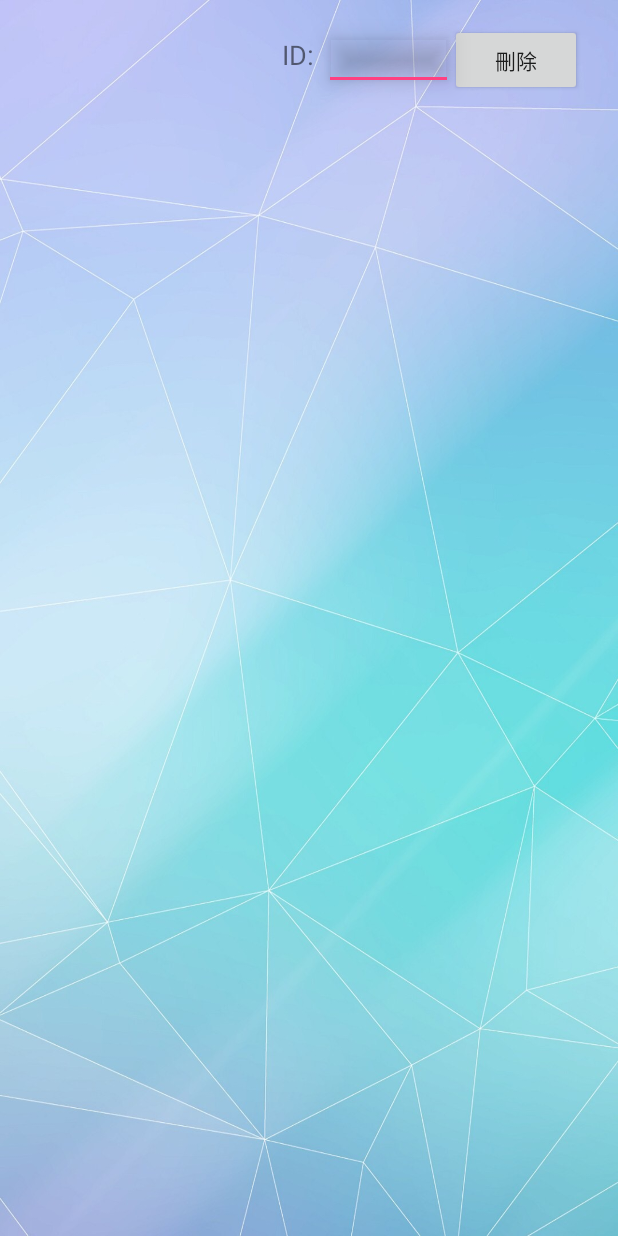
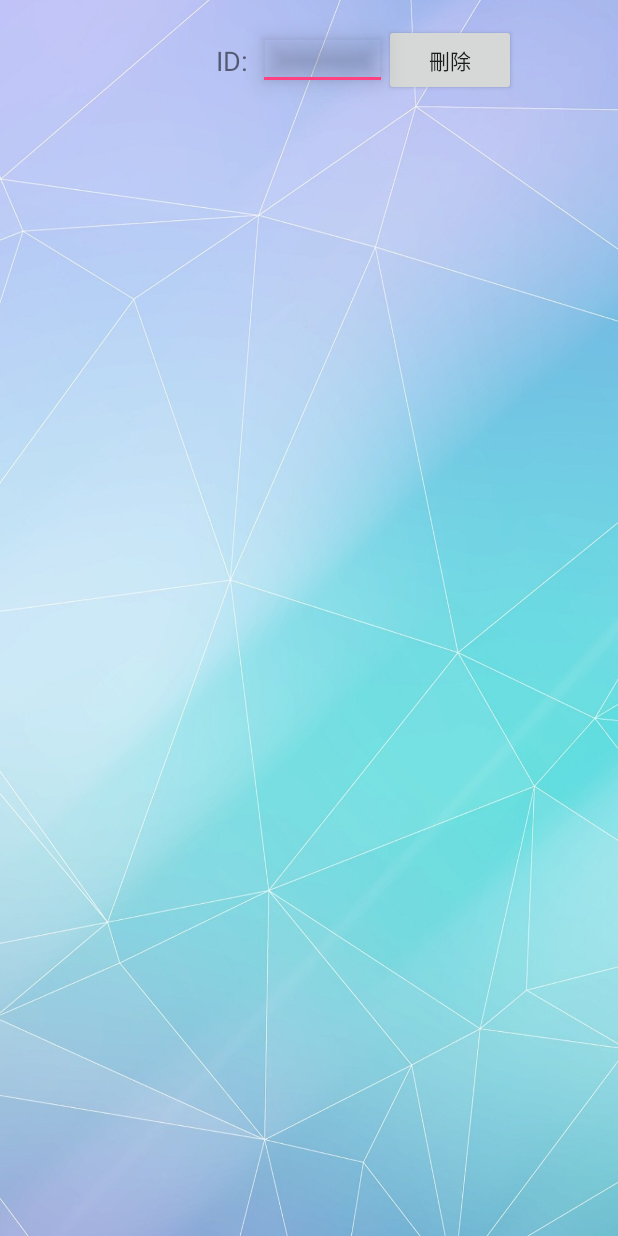
Before and after one commit to e11491576/ProjectApp, an Android app: the screen it shows after launch (SearchActivity), after a tap on an icon or button, on a phone screen of 412 x 824 dp. Run offline under Robolectric (Android 15) with nearby library versions, the phone set to English and light mode, and no system bars.

Commit message:
Open your GPS Application Automatically

```diff
--- a/app/src/main/java/com/example/kevin/projectapp/AddActivity.java
+++ b/app/src/main/java/com/example/kevin/projectapp/AddActivity.java
@@ -9,6 +9,7 @@ import android.location.Criteria;
 import android.location.Location;
 import android.location.LocationListener;
 import android.location.LocationManager;
+import android.provider.Settings;
 import android.support.annotation.NonNull;
 import android.support.v4.app.ActivityCompat;
 import android.support.v4.content.ContextCompat;
@@ -47,6 +48,8 @@ public class AddActivity extends AppCompatActivity{
 
     @Override
     protected void onCreate(Bundle savedInstanceState) {
+
+
         super.onCreate(savedInstanceState);
         setContentView(R.layout.activity_add);
         myDb = new DatabaseHelper(this);
--- a/app/src/main/java/com/example/kevin/projectapp/MainActivity.java
+++ b/app/src/main/java/com/example/kevin/projectapp/MainActivity.java
@@ -1,6 +1,7 @@
 package com.example.kevin.projectapp;
 
 import android.content.Intent;
+import android.provider.Settings;
 import android.support.v7.app.AppCompatActivity;
 import android.os.Bundle;
 import android.view.View;
@@ -15,7 +16,8 @@ public class MainActivity extends AppCompatActivity {
         super.onCreate(savedInstanceState);
         setContentView(R.layout.activity_main);
 
-
+        Intent intent = new Intent(Settings.ACTION_LOCATION_SOURCE_SETTINGS);
+        startActivity(intent);// Open your GPS Located
 
         button1 =(ImageButton)findViewById(R.id.imageButton1);
         ImageButton nextPageBtn1=(ImageButton)findViewById(R.id.imageButton1);
--- a/app/src/main/res/layout/activity_search.xml
+++ b/app/src/main/res/layout/activity_search.xml
@@ -11,8 +11,8 @@
         android:id="@+id/textView3"
         android:layout_width="31dp"
         android:layout_height="21dp"
-        android:layout_marginStart="188dp"
-        android:layout_marginTop="24dp"
+        android:layout_marginStart="144dp"
+        android:layout_marginTop="28dp"
         android:text="ID:"
         android:textSize="18sp"
         app:layout_constraintStart_toStartOf="parent"
@@ -22,11 +22,11 @@
         android:id="@+id/delete_id"
         android:layout_width="86dp"
         android:layout_height="44dp"
-        android:layout_marginStart="216dp"
+        android:layout_marginStart="172dp"
         android:layout_marginTop="16dp"
+        android:elevation="10dp"
         android:ems="10"
         android:inputType="textPersonName"
-        android:elevation="10dp"
         app:layout_constraintStart_toStartOf="parent"
         app:layout_constraintTop_toTopOf="parent" />
 
@@ -34,7 +34,7 @@
         android:id="@+id/btndelete"
         android:layout_width="wrap_content"
         android:layout_height="wrap_content"
-        android:layout_marginStart="300dp"
+        android:layout_marginStart="256dp"
         android:layout_marginTop="16dp"
         android:text="刪除"
         app:layout_constraintStart_toStartOf="parent"
```
